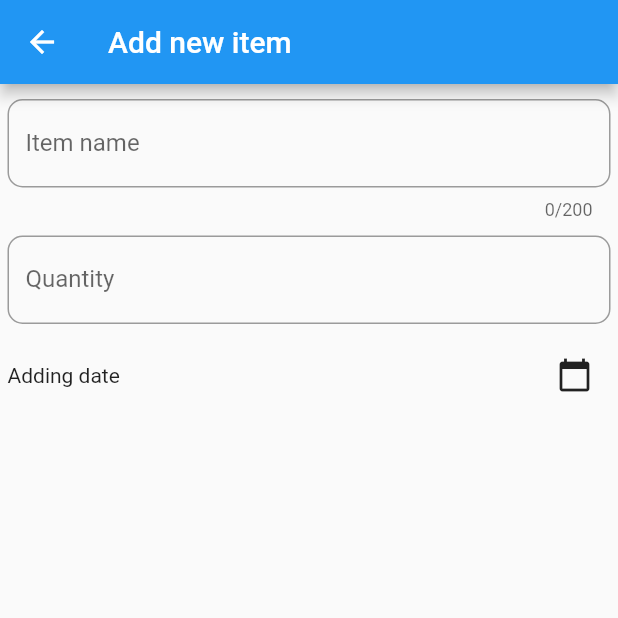
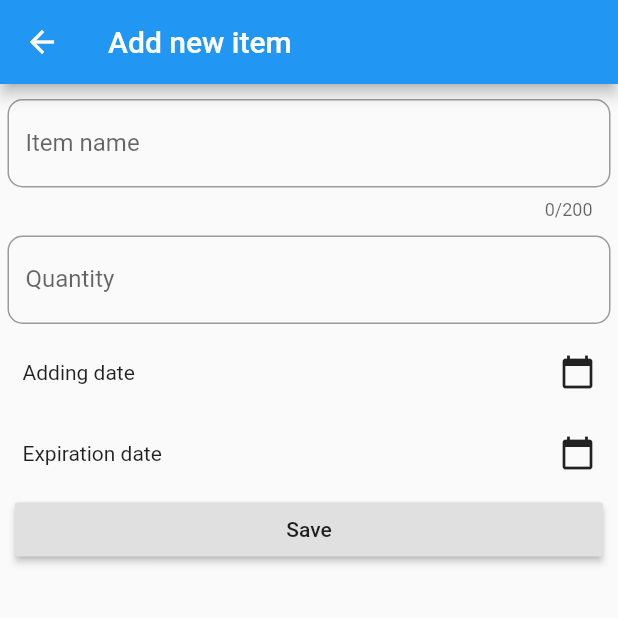
Before and after one commit to PawelRaciborski/pantroid_flutter, a Flutter app: the AddItemPage screen opened by its route, on a phone screen of 412 x 824 dp, the top half of it. Run offline on Flutter 3.47's test engine with Material 2 defaults, Android fonts, the phone set to English and light mode, and no system bars.

Commit message:
#1: Adding extra date and save button.

```diff
--- a/lib/add/add_item_page.dart
+++ b/lib/add/add_item_page.dart
@@ -1,7 +1,7 @@
-import 'dart:async';
-
 import 'package:flutter/material.dart';
 import 'package:flutter/services.dart';
+
+import 'date_picker.dart';
 
 class AddItemPage extends StatelessWidget {
   static const route = "/add";
@@ -16,29 +16,30 @@ class AddItemPage extends StatelessWidget {
         children: <Widget>[
           _buildNameInput(),
           _buildQuantityInput(),
-          _buildDateInput(context)
+          _buildDateInput(context, "Adding date", (dateTime) {}),
+          _buildDateInput(context, "Expiration date", (dateTime) {}),
+          Container(
+            margin: EdgeInsets.symmetric(horizontal: 10.0),
+            width: double.infinity,
+            child: RaisedButton(
+              child: Text("Save"),
+              onPressed: () {},
+            ),
+          )
         ],
       ),
     );
   }
 
-  Widget _buildDateInput(BuildContext context) {
+  Widget _buildDateInput(
+      BuildContext context, String hint, Function(DateTime) handler) {
     return Container(
-      margin: const EdgeInsets.all(5.0),
-      child: Row(
-        children: <Widget>[
-          Expanded(
-              flex: 1,
-              child: _DatePicker(onDateSelected: (dateTime) {
-                debugPrint(dateTime.toString());
-              })),
-          IconButton(
-            icon: Icon(Icons.calendar_today),
-            onPressed: () {
-              _showDatePicker(context);
-            },
-          ),
-        ],
+      margin: const EdgeInsets.all(15.0),
+      child: DatePicker(
+        onDateSelected: (dateTime) {
+          debugPrint(dateTime.toString());
+        },
+        hint: hint,
       ),
     );
   }
@@ -74,60 +75,4 @@ class AddItemPage extends StatelessWidget {
           ),
         ),
       );
-
-  Future<void> _showDatePicker(BuildContext context) async {}
 }
-
-class _DatePicker extends StatefulWidget {
-  final DateTime selectedDate;
-  final Function(DateTime) onDateSelected;
-
-  _DatePicker({this.selectedDate, @required this.onDateSelected});
-
-  @override
-  State<StatefulWidget> createState() => _DatePickerState(
-      selectedDate: selectedDate);
-}
-
-class _DatePickerState extends State<_DatePicker> {
-  DateTime selectedDate;
-
-  _DatePickerState({this.selectedDate});
-
-  String get _displayText {
-    if (selectedDate != null) {
-      return selectedDate.toString();
-    } else {
-      return "Adding date";
-    }
-  }
-
-  @override
-  Widget build(BuildContext context) {
-    return GestureDetector(
-      child: Text(
-        _displayText,
-      ),
-      onTap: () => _showDatePicker(context, selectedDate, (dateTime) {
-        setState(() {
-          selectedDate = dateTime;
-        });
-        widget.onDateSelected(dateTime);
-      }),
-    );
-  }
-
-  Future<void> _showDatePicker(
-    BuildContext context,
-    DateTime initialDate,
-    Function(DateTime) onDateSelected,
-  ) async {
-    final DateTime picked = await showDatePicker(
-      context: context,
-      firstDate: DateTime.fromMillisecondsSinceEpoch(0),
-      lastDate: DateTime.now().add(Duration(days: 1000)),
-      initialDate: initialDate ?? DateTime.now(),
-    );
-    onDateSelected(picked);
-  }
-}
--- /dev/null
+++ b/lib/add/date_picker.dart
@@ -0,0 +1,68 @@
+import 'dart:async';
+import 'package:intl/intl.dart';
+import 'package:flutter/material.dart';
+
+class DatePicker extends StatefulWidget {
+  final DateTime selectedDate;
+  final Function(DateTime) onDateSelected;
+  final String hint;
+
+  DatePicker(
+      {this.selectedDate, @required this.onDateSelected, @required this.hint});
+
+  @override
+  State<StatefulWidget> createState() =>
+      DatePickerState(selectedDate: selectedDate);
+}
+
+class DatePickerState extends State<DatePicker> {
+  final _dateTimeFormatter = DateFormat("yyyy-MM-dd");
+
+  DateTime selectedDate;
+
+  DatePickerState({this.selectedDate});
+
+  String get _displayText {
+    if (selectedDate != null) {
+      return _dateTimeFormatter.format(selectedDate);
+    } else {
+      return widget.hint;
+    }
+  }
+
+  @override
+  Widget build(BuildContext context) {
+    return GestureDetector(
+      child: Row(
+        children: <Widget>[
+          Expanded(
+            child: Text(
+              _displayText,
+            ),
+          ),
+          Icon(Icons.calendar_today),
+        ],
+      ),
+      onTap: () => _showDatePicker(context, selectedDate, (dateTime) {
+        setState(() {
+          selectedDate = dateTime;
+        });
+        widget.onDateSelected(dateTime);
+      }),
+    );
+  }
+
+  Future<void> _showDatePicker(
+    BuildContext context,
+    DateTime initialDate,
+    Function(DateTime) onDateSelected,
+  ) async {
+    final DateTime picked = await showDatePicker(
+      context: context,
+      firstDate: DateTime.fromMillisecondsSinceEpoch(0),
+      lastDate: DateTime.now().add(Duration(days: 1000)),
+      initialDate: initialDate ?? DateTime.now(),
+    );
+    onDateSelected(picked);
+  }
+}
--- a/pubspec.yaml
+++ b/pubspec.yaml
@@ -23,6 +23,7 @@ dependencies:
   # The following adds the Cupertino Icons font to your application.
   # Use with the CupertinoIcons class for iOS style icons.
   cupertino_icons: ^0.1.2
+  intl: ^0.16.0
 
 dev_dependencies:
   flutter_test:
```
Also changed, not shown: pubspec.lock.
